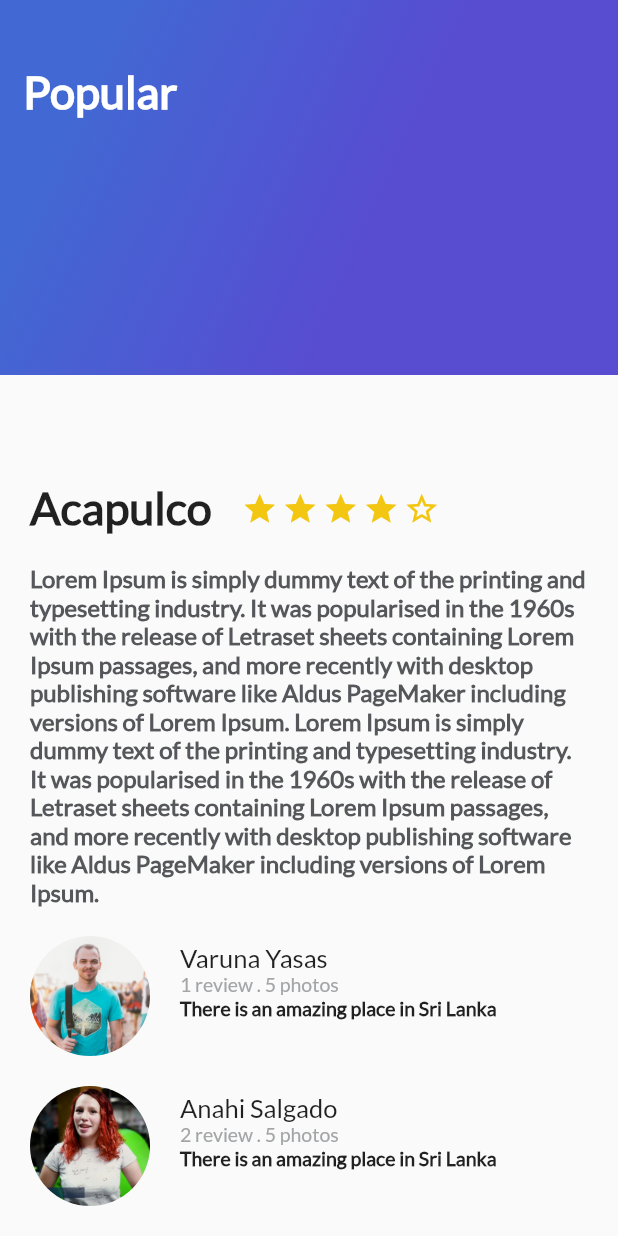
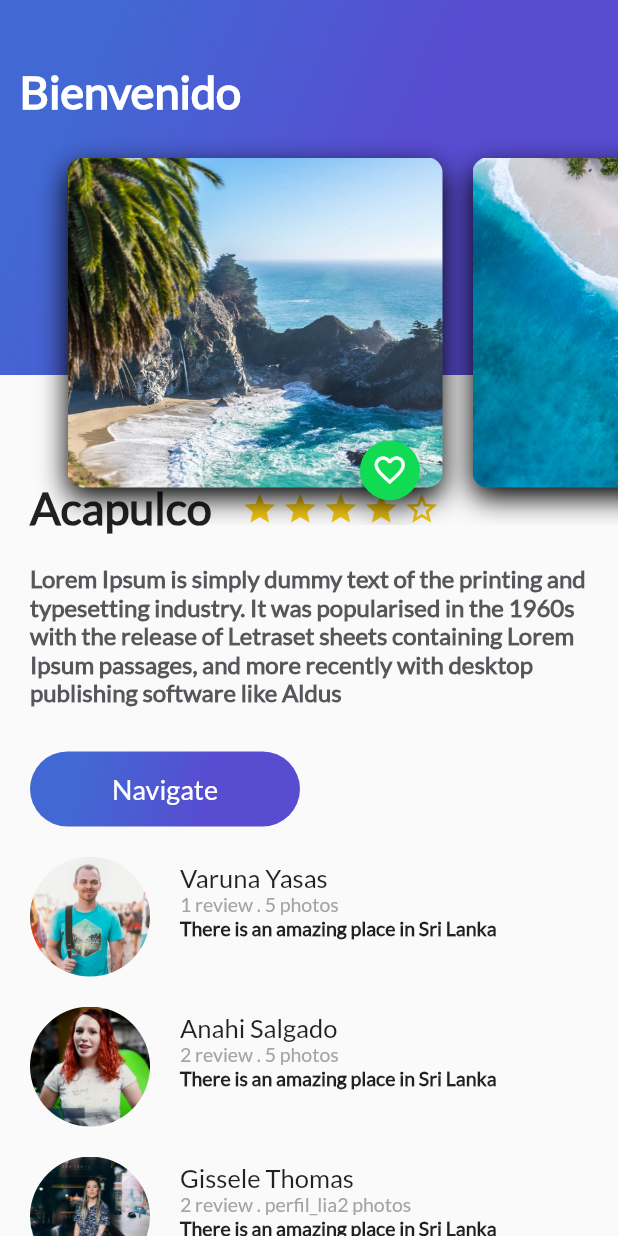
Before and after one commit to apolo-17/first_app_with_flutter, a Flutter app: the screen it shows after launch, on a phone screen of 412 x 824 dp. Run offline on Flutter 3.47's test engine with Material 2 defaults, Android fonts, the phone set to English and light mode, and no system bars.

Commit message:
add function fo button

```diff
--- /dev/null
+++ b/lib/button_purple.dart
@@ -0,0 +1,39 @@
+import 'package:flutter/material.dart';
+
+class ButtonPurple extends StatelessWidget {
+  String buttonText = 'Navigate';
+  ButtonPurple(this.buttonText);
+  @override
+  Widget build(BuildContext context) {
+    // TODO: implement build
+    return InkWell(
+        onTap: () {
+          Scaffold.of(context).showSnackBar(SnackBar(
+            content: Text('Navegando'),
+          ));
+        },
+        child: Container(
+            margin: EdgeInsets.only(
+              top: 30.0,
+              left: 20.0,
+              right: 20.0,
+            ),
+            height: 50.0,
+            width: 180.0,
+            decoration: BoxDecoration(
+              borderRadius: BorderRadius.circular(30.0),
+              gradient: LinearGradient(
+                  colors: [Color(0xFF4268D3), Color(0xFF584CD1)],
+                  begin: FractionalOffset(0.2, 0.0),
+                  end: FractionalOffset(1.0, 0.6),
+                  stops: [0.0, 0.6],
+                  tileMode: TileMode.clamp),
+            ),
+            child: Center(
+                child: Text(
+              buttonText,
+              style: TextStyle(
+                  fontSize: 18.0, fontFamily: "Lato", color: Colors.white),
+            ))));
+  }
+}
--- a/lib/card_image.dart
+++ b/lib/card_image.dart
@@ -1,4 +1,5 @@
 import 'package:flutter/material.dart';
+import 'floating_action_button_green.dart';
 
 class CardImage extends StatelessWidget {
   String pathImage = "assets/img/beach.jpeg";
@@ -23,6 +24,8 @@ class CardImage extends StatelessWidget {
                 color: Colors.black, blurRadius: 15.0, offset: Offset(0.0, 7.0))
           ]),
     );
-    return card;
+    return Stack(
+        alignment: Alignment(0.9, 1.1),
+        children: <Widget>[card, FloatingActionButtonGreen()]);
   }
 }
--- /dev/null
+++ b/lib/card_image_list.dart
@@ -0,0 +1,24 @@
+import 'package:flutter/material.dart';
+import 'card_image.dart';
+
+class CardImageList extends StatelessWidget {
+  @override
+  Widget build(BuildContext context) {
+    // TODO: implement build
+
+    return Container(
+        height: 350.0,
+        child: ListView(
+          padding: EdgeInsets.all(25.0),
+          scrollDirection: Axis.horizontal,
+          children: <Widget>[
+            CardImage('assets/img/beach_palm.jpeg'),
+            CardImage('assets/img/beach.jpeg'),
+            CardImage('assets/img/mountain_stars.jpeg'),
+            CardImage('assets/img/mountain.jpeg'),
+            CardImage('assets/img/river.jpeg'),
+            CardImage('assets/img/sunset.jpeg')
+          ],
+        ));
+  }
+}
--- a/lib/description_place.dart
+++ b/lib/description_place.dart
@@ -1,7 +1,7 @@
+import 'package:first_app/button_purple.dart';
 import 'package:flutter/material.dart';
 
 class DescriptionPlace extends StatelessWidget {
-
   //Declaracion de variables
   String namePlace;
   int star;
@@ -15,87 +15,57 @@ class DescriptionPlace extends StatelessWidget {
     //TODO: implement build
     final star_half = Container(
       margin: EdgeInsets.only(
-        top:323.0,
+        top: 323.0,
         right: 3.0,
       ),
-      child: Icon(
-        Icons.star_half,
-        color: Color(0xFFf2C611)
-      ),
+      child: Icon(Icons.star_half, color: Color(0xFFf2C611)),
     );
 
     final star_border = Container(
       margin: EdgeInsets.only(
-        top:323.0,
+        top: 323.0,
         right: 3.0,
       ),
-      child: Icon(
-        Icons.star_border,
-        color: Color(0xFFf2C611)
-      ),
+      child: Icon(Icons.star_border, color: Color(0xFFf2C611)),
     );
 
     final star = Container(
       margin: EdgeInsets.only(
-        top:323.0,
+        top: 323.0,
         right: 3.0,
       ),
-      child: Icon(
-        Icons.star,
-        color: Color(0xFFf2C611)
-      ),
+      child: Icon(Icons.star, color: Color(0xFFf2C611)),
     );
 
     final title_star = Row(
       children: <Widget>[
         Container(
-          margin: EdgeInsets.only(
-            top: 320.0,
-            left: 20.0,
-            right: 20.0
-          ),
+            margin: EdgeInsets.only(top: 320.0, left: 20.0, right: 20.0),
             child: Text(
               namePlace,
               style: TextStyle(
                   fontFamily: 'Lato',
                   fontSize: 30.0,
-              fontWeight: FontWeight.w900
-            ),
+                  fontWeight: FontWeight.w900),
               textAlign: TextAlign.left,
-          )
-        ),
+            )),
         Row(
-          children: <Widget>[
-            star,
-            star,
-            star,
-            star,
-            star_border
-          ],
+          children: <Widget>[star, star, star, star, star_border],
         ),
       ],
     );
     final description = Container(
-      margin: new EdgeInsets.only(
-        top: 20.0,
-        left: 20.0,
-        right: 20.0
-      ),
-      child: new Text(
-        description_place,
+      margin: new EdgeInsets.only(top: 20.0, left: 20.0, right: 20.0),
+      child: new Text(description_place,
           style: const TextStyle(
               fontFamily: "Lato",
               fontSize: 16.0,
               fontWeight: FontWeight.bold,
-          color: Color(0xFF56575a)
-        )
-      ),
+              color: Color(0xFF56575a))),
     );
     return Column(
-      children: <Widget>[
-        title_star,
-        description
-      ],
+      crossAxisAlignment: CrossAxisAlignment.start,
+      children: <Widget>[title_star, description, ButtonPurple('Navigate')],
     );
   }
 }
--- /dev/null
+++ b/lib/floating_action_button_green.dart
@@ -0,0 +1,29 @@
+import 'package:flutter/material.dart';
+
+class FloatingActionButtonGreen extends StatefulWidget {
+  @override
+  State<StatefulWidget> createState() {
+    // TODO: implement createState
+    return _FloatingActionButtonGreen();
+  }
+}
+
+class _FloatingActionButtonGreen extends State<FloatingActionButtonGreen> {
+  void onPressedFav() {
+    Scaffold.of(context).showSnackBar(SnackBar(
+      content: Text('Agregaste a tus favoritos'),
+    ));
+  }
+
+  @override
+  Widget build(BuildContext context) {
+    // TODO: implement build
+    return FloatingActionButton(
+      backgroundColor: Color(0xFF11DA53),
+      mini: true,
+      tooltip: "Fav",
+      onPressed: onPressedFav,
+      child: Icon(Icons.favorite_border),
+    );
+  }
+}
--- /dev/null
+++ b/lib/header_appbar.dart
@@ -0,0 +1,13 @@
+import 'package:flutter/material.dart';
+import 'gradient_back.dart';
+import 'card_image_list.dart';
+
+class HeaderAppBar extends StatelessWidget {
+  @override
+  Widget build(BuildContext context) {
+    // TODO: implement build
+
+    return Stack(
+        children: <Widget>[GradientBack('Bienvenido'), CardImageList()]);
+  }
+}
--- a/lib/main.dart
+++ b/lib/main.dart
@@ -3,13 +3,14 @@ import 'package:flutter/material.dart';
 import 'description_place.dart';
 import 'review_list.dart';
 import 'gradient_back.dart';
+import 'header_appbar.dart';
 
 void main() => runApp(MyApp());
 
 class MyApp extends StatelessWidget {
   // This widget is the root of your application.
   String descriptionDummy =
-      "Lorem Ipsum is simply dummy text of the printing and typesetting industry. It was popularised in the 1960s with the release of Letraset sheets containing Lorem Ipsum passages, and more recently with desktop publishing software like Aldus PageMaker including versions of Lorem Ipsum. Lorem Ipsum is simply dummy text of the printing and typesetting industry. It was popularised in the 1960s with the release of Letraset sheets containing Lorem Ipsum passages, and more recently with desktop publishing software like Aldus PageMaker including versions of Lorem Ipsum.";
+      "Lorem Ipsum is simply dummy text of the printing and typesetting industry. It was popularised in the 1960s with the release of Letraset sheets containing Lorem Ipsum passages, and more recently with desktop publishing software like Aldus";
 
   String title = 'Popular';
 
@@ -30,7 +31,7 @@ class MyApp extends StatelessWidget {
                   ReviewList()
                 ],
               ),
-              GradientBack(title),
+              HeaderAppBar(),
             ],
           ),
         )
--- a/lib/review_list.dart
+++ b/lib/review_list.dart
@@ -9,11 +9,16 @@ class ReviewList extends StatelessWidget {
     return Column(
       crossAxisAlignment: CrossAxisAlignment.start,
       children: <Widget>[
-        Review('assets/img/people.jpg', 'Varuna Yasas', '1 review . 5 photos', 'There is an amazing place in Sri Lanka'),
-        Review('assets/img/ann.jpg', 'Anahi Salgado', '2 review . 5 photos', 'There is an amazing place in Sri Lanka'),
-        Review('assets/img/girl.jpg', 'Gissele Thomas', '2 review . 2 photos', 'There is an amazing place in Sri Lanka')
+        Review('assets/img/people.jpg', 'Varuna Yasas', '1 review . 5 photos',
+            'There is an amazing place in Sri Lanka'),
+        Review('assets/img/ann.jpg', 'Anahi Salgado', '2 review . 5 photos',
+            'There is an amazing place in Sri Lanka'),
+        Review(
+            'assets/img/girl.jpg',
+            'Gissele Thomas',
+            '2 review . perfil_lia2 photos',
+            'There is an amazing place in Sri Lanka')
       ],
     );
   }
-
 }
```
Also changed, not shown: lib/review.dart (+12 -45 lines). Lines whose indentation alone changed are shown as unchanged.
